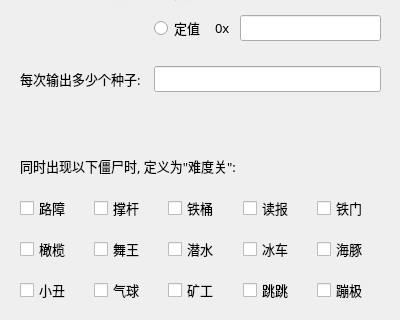
Above: setting.ui from Rottenham/seed-finder-qt before the change; both pictures show x 0 to 400 and y 92 to 412 of the 400 by 530 pixel window. Below: the same form after it.
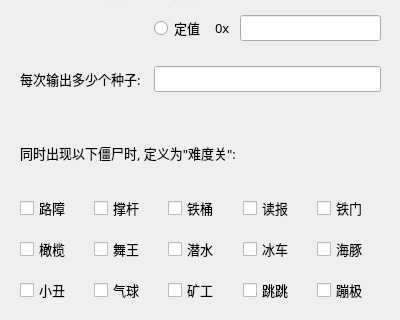
That is the form after the change.

```diff
--- a/setting.ui
+++ b/setting.ui
@@ -46,7 +46,7 @@
      <x>0</x>
      <y>0</y>
      <width>401</width>
-     <height>306</height>
+     <height>281</height>
     </rect>
    </property>
    <layout class="QGridLayout" name="gridLayout">
```
